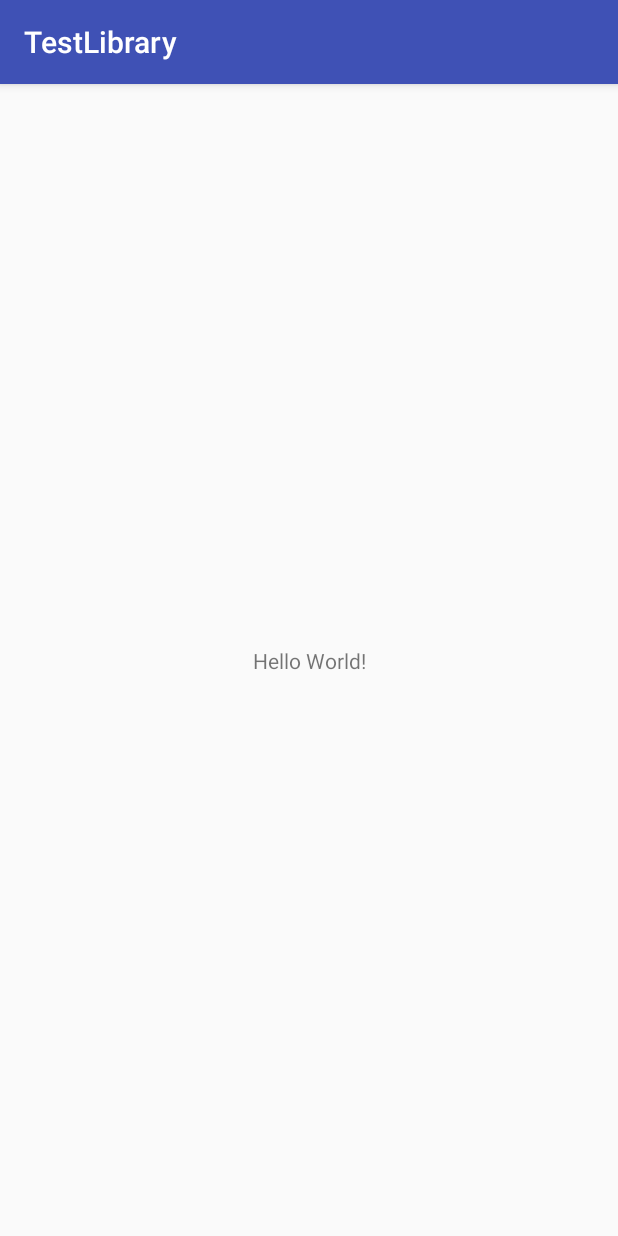
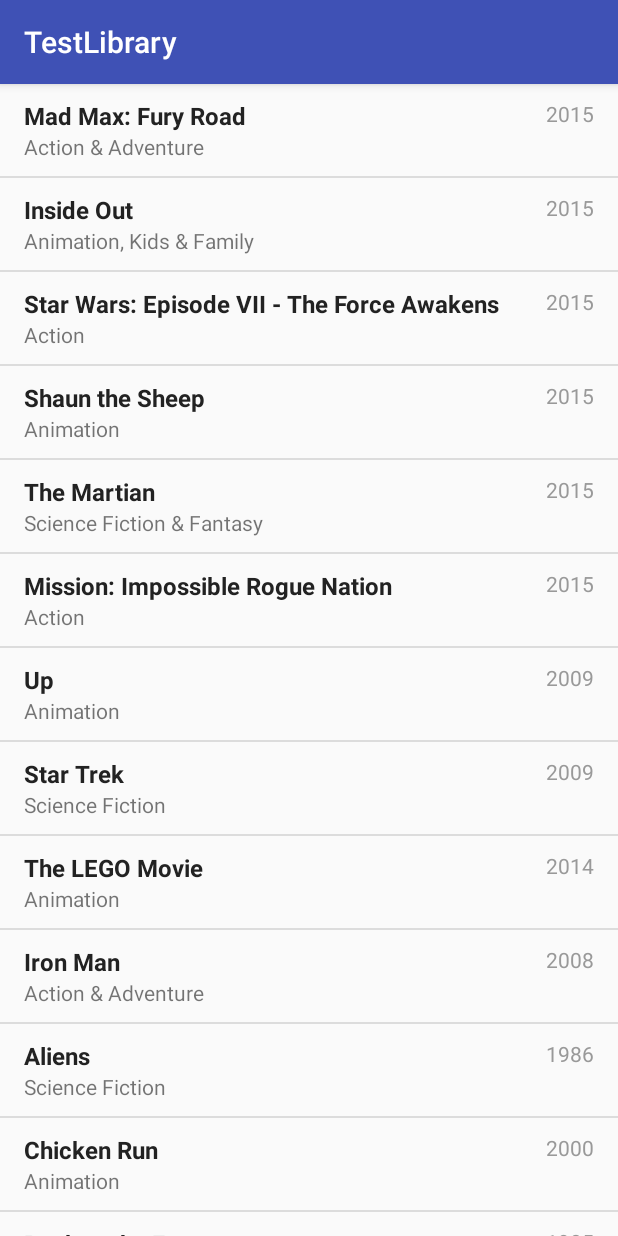
Before and after one commit to CodeCriminal/TestLIba, an Android app: the screen it shows after launch (MainActivity), on a phone screen of 412 x 824 dp. Run offline under Robolectric (Android 15) with nearby library versions, the phone set to English and light mode, and no system bars.

```diff
--- a/app/src/main/java/android/savage/testliba/MainActivity.java
+++ b/app/src/main/java/android/savage/testliba/MainActivity.java
@@ -22,14 +22,12 @@ public class MainActivity extends AppCompatActivity {
     protected void onCreate(Bundle savedInstanceState) {
         super.onCreate(savedInstanceState);
         setContentView(R.layout.activity_main);
-        Toolbar toolbar = (Toolbar) findViewById(R.id.toolbar);
-        setSupportActionBar(toolbar);
+
 
         recyclerView = (RecyclerView) findViewById(R.id.recycler_view);
 
         mAdapter = new MoviesAdapter(movieList);
-        RecyclerView.LayoutManager mLayoutManager = new LinearLayoutManager(getApplicationContext());
-        recyclerView.setLayoutManager(mLayoutManager);
+        recyclerView.setLayoutManager(new LinearLayoutManager(this));
         recyclerView.setItemAnimator(new DefaultItemAnimator());
         recyclerView.setAdapter(mAdapter);
         recyclerView.addItemDecoration(new DividerItemDecoration(this, LinearLayoutManager.VERTICAL));
--- a/app/src/main/res/layout/activity_main.xml
+++ b/app/src/main/res/layout/activity_main.xml
@@ -4,17 +4,11 @@
     xmlns:tools="http://schemas.android.com/tools"
     android:layout_width="match_parent"
     android:layout_height="match_parent">
-    <android.support.v7.widget.Toolbar
-        android:id="@+id/toolbar"
-        android:layout_height="match_parent"
-        android:layout_width="wrap_content"/>
-    <TextView
-        android:layout_width="wrap_content"
+
+    <android.support.v7.widget.RecyclerView
+        android:id="@+id/recycler_view"
+        android:layout_width="match_parent"
         android:layout_height="wrap_content"
-        android:text="Hello World!"
-        app:layout_constraintBottom_toBottomOf="parent"
-        app:layout_constraintLeft_toLeftOf="parent"
-        app:layout_constraintRight_toRightOf="parent"
-        app:layout_constraintTop_toTopOf="parent" />
+        android:scrollbars="vertical" />
 
 </android.support.constraint.ConstraintLayout>
```
Also changed, not shown: app/src/main/java/android/savage/testliba/Movie.java (+15 -8 lines), app/src/main/res/layout/content_main.xml (deleted, +0 -21 lines).
